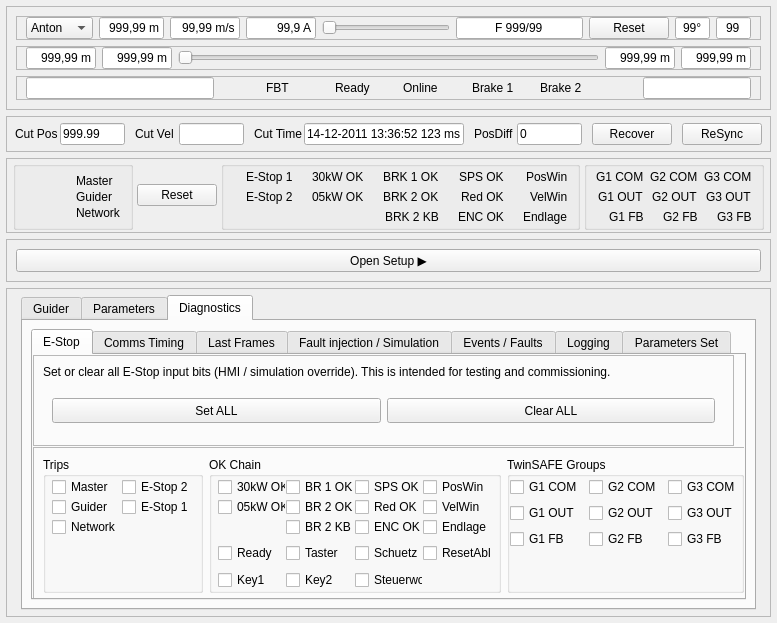
Before: the Qt Designer form src/steuerung3d/apps/yellow/ui_split/yellow3_merged.ui in martburg/qt_panda_spike_repo, drawn with Qt 5.
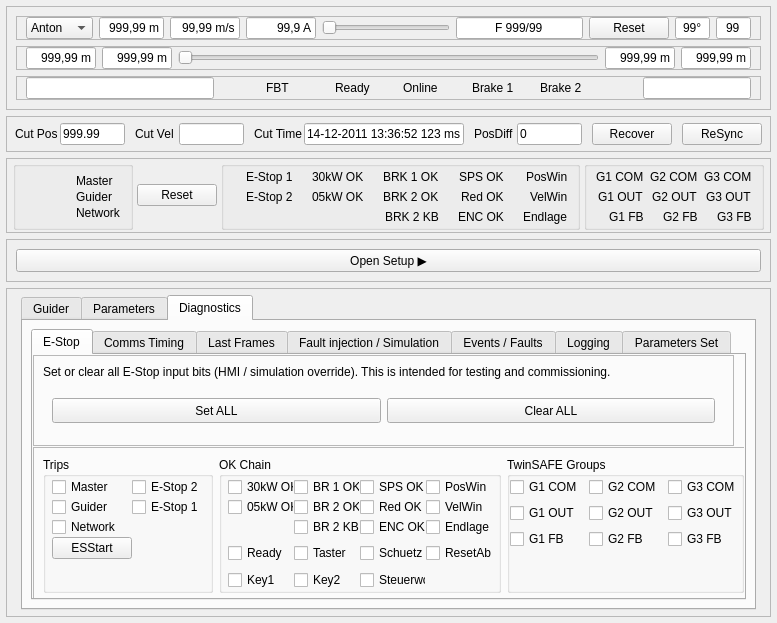
After: the same form once the commit is applied. The open tabs and pages were chosen to show the change.

Diff of the .ui file:
```diff
--- a/src/steuerung3d/apps/yellow/ui_split/yellow3_merged.ui
+++ b/src/steuerung3d/apps/yellow/ui_split/yellow3_merged.ui
@@ -3376,6 +3376,26 @@
                      </property>
                     </widget>
                    </item>
+                   <item row="3" column="0">
+                    <widget class="QPushButton" name="btnESStart">
+                     <property name="text">
+                      <string>ESStart</string>
+                     </property>
+                    </widget>
+                   </item>
+                   <item row="4" column="0">
+                    <spacer name="verticalSpacer_6">
+                     <property name="orientation">
+                      <enum>Qt::Orientation::Vertical</enum>
+                     </property>
+                     <property name="sizeHint" stdset="0">
+                      <size>
+                       <width>20</width>
+                       <height>40</height>
+                      </size>
+                     </property>
+                    </spacer>
+                   </item>
                    <item row="1" column="0">
                     <widget class="QCheckBox" name="chkEStopGuider">
                      <property name="enabled">
@@ -3396,19 +3416,6 @@
                      </property>
                     </widget>
                    </item>
-                   <item row="3" column="0">
-                    <spacer name="verticalSpacer_6">
-                     <property name="orientation">
-                      <enum>Qt::Orientation::Vertical</enum>
-                     </property>
-                     <property name="sizeHint" stdset="0">
-                      <size>
-                       <width>20</width>
-                       <height>40</height>
-                      </size>
-                     </property>
-                    </spacer>
-                   </item>
                   </layout>
                  </widget>
                 </item>
```
Left out of the diff: 44 changed lines with no effect on the pictures.
